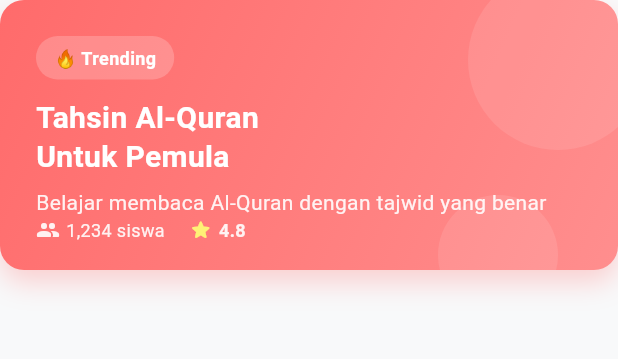
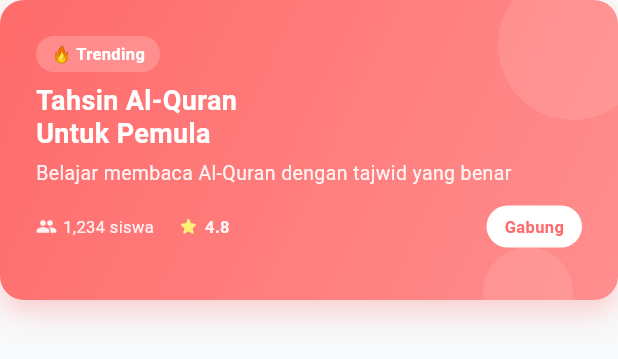
Before and after one commit to fajarfauzian/mobileAppNgajiQuran, a Flutter app: the FeaturedClassCard widget shown alone on an empty page, opened directly, on a phone screen of 412 x 824 dp. Shown: the top 359 px of the screen. Run offline on Flutter 3.47's test engine with Material 3 defaults, Android fonts, the phone set to English and light mode, and no system bars; Roboto replaces fonts that are missing (Poppins).

Commit message:
updated widget featured kelass

```diff
--- a/lib/widgets/kelas/featured_class_card.dart
+++ b/lib/widgets/kelas/featured_class_card.dart
@@ -7,7 +7,7 @@ class FeaturedClassCard extends StatelessWidget {
   @override
   Widget build(BuildContext context) {
     return Container(
-      height: 180,
+      height: 200, // Increased height to accommodate content
       decoration: BoxDecoration(
         borderRadius: BorderRadius.circular(AppDimensions.radiusLarge),
         gradient: const LinearGradient(
@@ -26,6 +26,13 @@ class FeaturedClassCard extends StatelessWidget {
           ),
         ],
       ),
+      child: Material(
+        color: Colors.transparent,
+        child: InkWell(
+          borderRadius: BorderRadius.circular(AppDimensions.radiusLarge),
+          onTap: () {
+            // Handle featured class tap
+          },
           child: Stack(
             children: [
               // Background Pattern
@@ -33,8 +40,8 @@ class FeaturedClassCard extends StatelessWidget {
                 right: -20,
                 top: -20,
                 child: Container(
-              width: 120,
-              height: 120,
+                  width: 100, // Reduced size
+                  height: 100,
                   decoration: BoxDecoration(
                     shape: BoxShape.circle,
                     color: Colors.white.withOpacity(0.1),
@@ -42,11 +49,11 @@ class FeaturedClassCard extends StatelessWidget {
                 ),
               ),
               Positioned(
-            right: 40,
-            bottom: -30,
+                right: 30,
+                bottom: -25,
                 child: Container(
-              width: 80,
-              height: 80,
+                  width: 60, // Reduced size
+                  height: 60,
                   decoration: BoxDecoration(
                     shape: BoxShape.circle,
                     color: Colors.white.withOpacity(0.1),
@@ -59,11 +66,13 @@ class FeaturedClassCard extends StatelessWidget {
                 padding: const EdgeInsets.all(AppDimensions.paddingLarge),
                 child: Column(
                   crossAxisAlignment: CrossAxisAlignment.start,
+                  mainAxisSize: MainAxisSize.min, // Added this to prevent overflow
                   children: [
+                    // Trending badge
                     Container(
                       padding: const EdgeInsets.symmetric(
-                    horizontal: 12,
-                    vertical: 6,
+                        horizontal: 10,
+                        vertical: 4, // Reduced padding
                       ),
                       decoration: BoxDecoration(
                         color: Colors.white.withOpacity(0.2),
@@ -73,58 +82,93 @@ class FeaturedClassCard extends StatelessWidget {
                         '🔥 Trending',
                         style: TextStyle(
                           color: Colors.white,
-                      fontSize: 12,
+                          fontSize: 11, // Slightly smaller
                           fontWeight: FontWeight.bold,
                         ),
                       ),
                     ),
-                const SizedBox(height: 12),
+
+                    const SizedBox(height: 8), // Reduced spacing
+
+                    // Title
                     const Text(
                       'Tahsin Al-Quran\nUntuk Pemula',
                       style: TextStyle(
                         color: Colors.white,
-                    fontSize: 20,
+                        fontSize: 18, // Slightly smaller
                         fontWeight: FontWeight.bold,
-                    height: 1.3,
+                        height: 1.2, // Reduced line height
                       ),
+                      maxLines: 2,
+                      overflow: TextOverflow.ellipsis,
                     ),
-                const SizedBox(height: 8),
-                Text(
+
+                    const SizedBox(height: 6), // Reduced spacing
+
+                    // Description
+                    Flexible( // Made flexible to prevent overflow
+                      child: Text(
                         'Belajar membaca Al-Quran dengan tajwid yang benar',
                         style: TextStyle(
                           color: Colors.white.withOpacity(0.9),
-                    fontSize: 14,
+                          fontSize: 13, // Slightly smaller
+                        ),
+                        maxLines: 2,
+                        overflow: TextOverflow.ellipsis,
                       ),
                     ),
-                const Spacer(),
+
+                    const SizedBox(height: 12), // Reduced spacing
+
+                    // Stats row
                     Row(
                       children: [
                         Icon(
                           Icons.people_rounded,
                           color: Colors.white.withOpacity(0.9),
-                      size: 16,
+                          size: 14, // Slightly smaller
                         ),
                         const SizedBox(width: 4),
                         Text(
                           '1,234 siswa',
                           style: TextStyle(
                             color: Colors.white.withOpacity(0.9),
-                        fontSize: 12,
+                            fontSize: 11, // Slightly smaller
                           ),
                         ),
                         const SizedBox(width: 16),
                         Icon(
                           Icons.star_rounded,
                           color: Colors.yellow.shade300,
-                      size: 16,
+                          size: 14, // Slightly smaller
                         ),
                         const SizedBox(width: 4),
                         Text(
                           '4.8',
                           style: TextStyle(
                             color: Colors.white.withOpacity(0.9),
-                        fontSize: 12,
+                            fontSize: 11, // Slightly smaller
                             fontWeight: FontWeight.bold,
+                          ),
+                        ),
+                        const Spacer(),
+                        // Join button
+                        Container(
+                          padding: const EdgeInsets.symmetric(
+                            horizontal: 12,
+                            vertical: 6,
+                          ),
+                          decoration: BoxDecoration(
+                            color: Colors.white,
+                            borderRadius: BorderRadius.circular(20),
+                          ),
+                          child: const Text(
+                            'Gabung',
+                            style: TextStyle(
+                              color: Color(0xFFFF6B6B),
+                              fontSize: 11,
+                              fontWeight: FontWeight.bold,
+                            ),
                           ),
                         ),
                       ],
@@ -134,6 +178,8 @@ class FeaturedClassCard extends StatelessWidget {
               ),
             ],
           ),
+        ),
+      ),
     );
   }
 }
```
Lines whose indentation alone changed are shown as unchanged.
